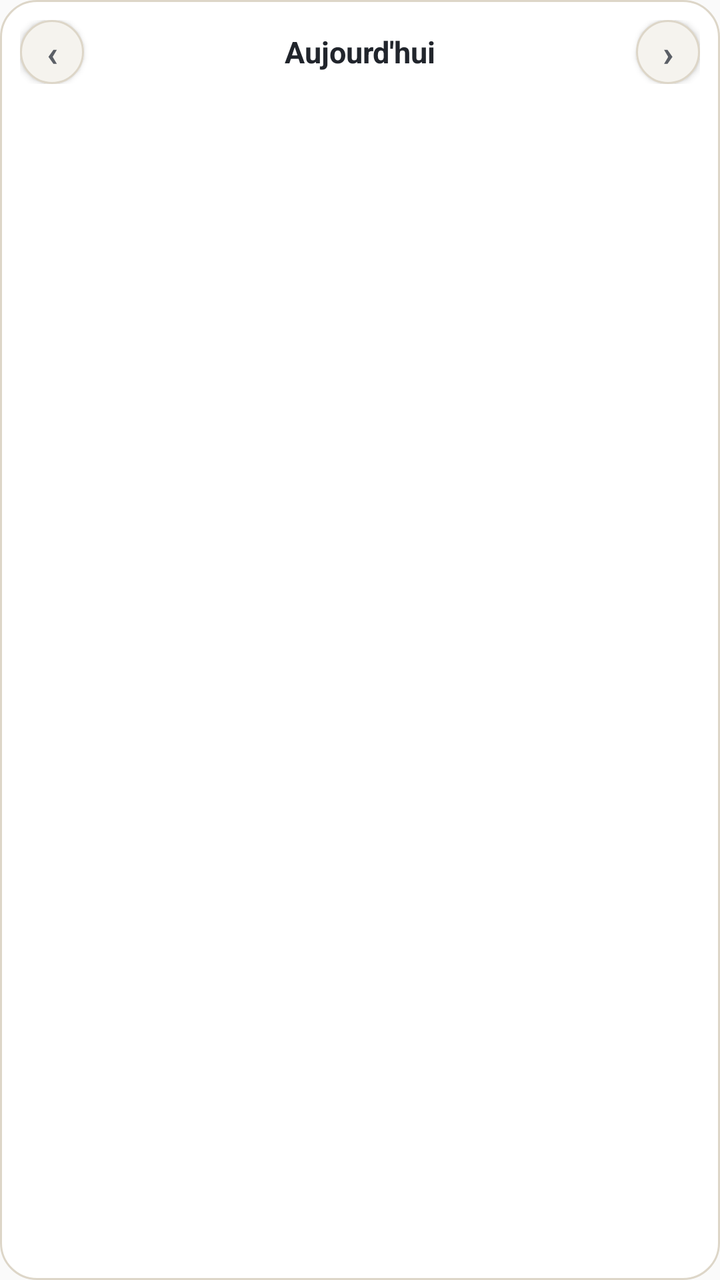
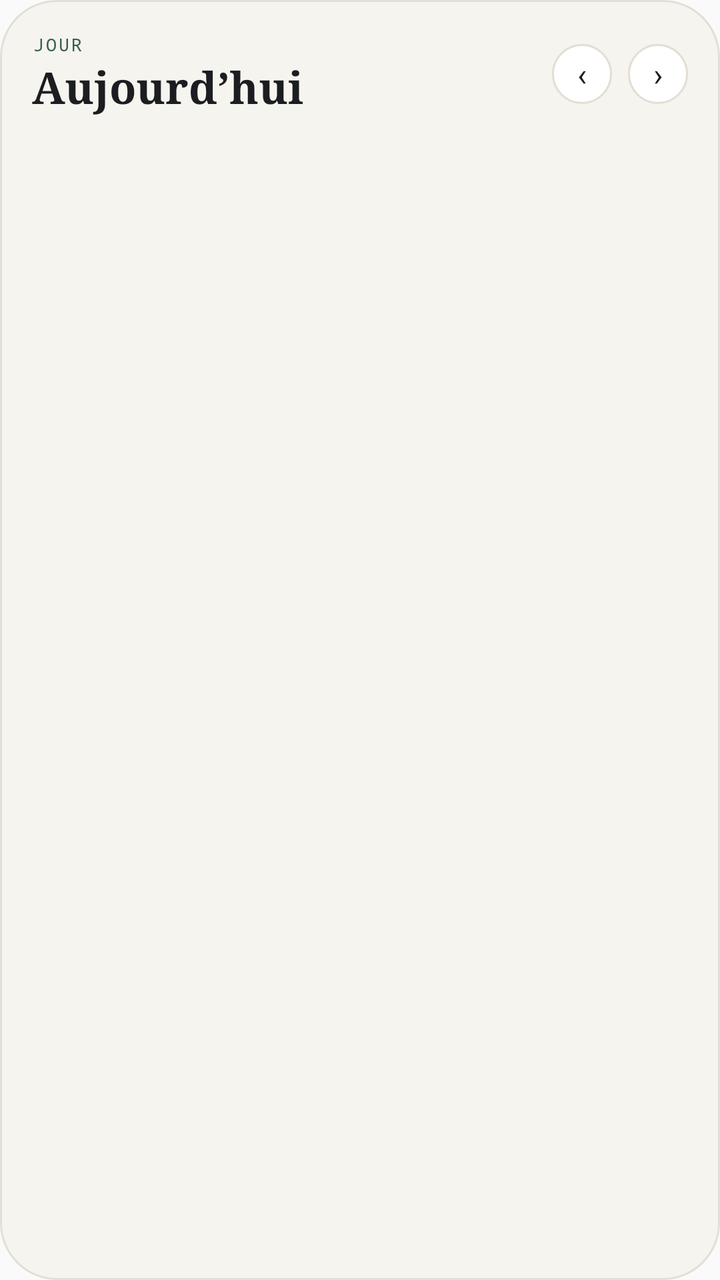

Before-and-after screenshots of an Android layout around one commit, followed by the original layout XML and the change that was made.
<!-- AndroidManifest.xml: application theme AppTheme -->
<!-- res/layout/agenda_widget.xml -->
<LinearLayout xmlns:android="http://schemas.android.com/apk/res/android" android:layout_width="match_parent" android:layout_height="match_parent" android:orientation="vertical" android:background="@drawable/widget_background" android:padding="10dp">
<LinearLayout android:layout_width="match_parent" android:layout_height="wrap_content" android:orientation="horizontal" android:gravity="center_vertical" android:layout_marginBottom="4dp">
<Button android:id="@+id/btn_prev" android:layout_width="32dp" android:layout_height="32dp" android:minWidth="0dp" android:minHeight="0dp" android:padding="0dp" android:text="‹" android:textSize="18sp" android:textColor="#5B5F66" android:textStyle="bold" android:background="@drawable/widget_nav_button"/>
<TextView android:id="@+id/tv_date" android:layout_width="0dp" android:layout_height="wrap_content" android:layout_weight="1" android:gravity="center" android:textColor="#21252C" android:textSize="15sp" android:textStyle="bold" android:singleLine="true" android:ellipsize="end" android:text="Aujourd'hui"/>
<Button android:id="@+id/btn_next" android:layout_width="32dp" android:layout_height="32dp" android:minWidth="0dp" android:minHeight="0dp" android:padding="0dp" android:text="›" android:textSize="18sp" android:textColor="#5B5F66" android:textStyle="bold" android:background="@drawable/widget_nav_button"/>
</LinearLayout>
<TextView android:id="@+id/tv_allday" android:layout_width="match_parent" android:layout_height="wrap_content" android:textColor="#5B5F66" android:textSize="10.5sp" android:singleLine="true" android:ellipsize="end" android:paddingBottom="4dp" android:visibility="gone"/>

<ImageView android:id="@+id/iv_timeline" android:layout_width="match_parent" android:layout_height="0dp" android:layout_weight="1" android:scaleType="fitXY" android:contentDescription="Planning du jour"/>
</LinearLayout>
<!-- resources referenced by this layout -->
<resources>
  <!-- drawable widget_background (drawable) -->
  <?xml version="1.0" encoding="utf-8"?>
  <shape xmlns:android="http://schemas.android.com/apk/res/android">
      <solid android:color="#FFFFFF" />
      <corners android:radius="18dp" />
      <stroke android:width="1dp" android:color="#DDD6C8" />
  </shape>
  <!-- drawable widget_nav_button (drawable) -->
  <?xml version="1.0" encoding="utf-8"?>
  <shape xmlns:android="http://schemas.android.com/apk/res/android" android:shape="oval">
      <solid android:color="#F5F3EE" />
      <stroke android:width="1dp" android:color="#DDD6C8" />
  </shape>
  <style name="AppTheme" parent="Theme.AppCompat.Light.DarkActionBar">
          
          <item name="colorPrimary">@color/colorPrimary</item>
          <item name="colorPrimaryDark">@color/colorPrimaryDark</item>
          <item name="colorAccent">@color/colorAccent</item>
      </style>
</resources>

<!-- the commit's change to res/layout/agenda_widget.xml (unified diff, before → after) -->
@@ -1,10 +1,81 @@
-<LinearLayout xmlns:android="http://schemas.android.com/apk/res/android" android:layout_width="match_parent" android:layout_height="match_parent" android:orientation="vertical" android:background="@drawable/widget_background" android:padding="10dp">
-<LinearLayout android:layout_width="match_parent" android:layout_height="wrap_content" android:orientation="horizontal" android:gravity="center_vertical" android:layout_marginBottom="4dp">
-<Button android:id="@+id/btn_prev" android:layout_width="32dp" android:layout_height="32dp" android:minWidth="0dp" android:minHeight="0dp" android:padding="0dp" android:text="‹" android:textSize="18sp" android:textColor="#5B5F66" android:textStyle="bold" android:background="@drawable/widget_nav_button"/>
-<TextView android:id="@+id/tv_date" android:layout_width="0dp" android:layout_height="wrap_content" android:layout_weight="1" android:gravity="center" android:textColor="#21252C" android:textSize="15sp" android:textStyle="bold" android:singleLine="true" android:ellipsize="end" android:text="Aujourd'hui"/>
-<Button android:id="@+id/btn_next" android:layout_width="32dp" android:layout_height="32dp" android:minWidth="0dp" android:minHeight="0dp" android:padding="0dp" android:text="›" android:textSize="18sp" android:textColor="#5B5F66" android:textStyle="bold" android:background="@drawable/widget_nav_button"/>
+<?xml version="1.0" encoding="utf-8"?>
+<LinearLayout
+    android:layout_width="match_parent"
+    android:layout_height="match_parent"
+    android:orientation="vertical"
+    android:background="@drawable/widget_bg"
+    android:padding="16dp"
+    xmlns:android="http://schemas.android.com/apk/res/android">
+    <LinearLayout
+        android:layout_width="match_parent"
+        android:layout_height="wrap_content"
+        android:orientation="horizontal"
+        android:gravity="center_vertical">
+        <LinearLayout
+            android:layout_width="0dp"
+            android:layout_height="wrap_content"
+            android:orientation="vertical"
+            android:layout_weight="1">
+            <TextView
+                android:layout_width="wrap_content"
+                android:layout_height="wrap_content"
+                android:letterSpacing="0.12"
+                android:id="@+id/tv_label"
+                android:text="JOUR"
+                android:textColor="#3B5F51"
+                android:textSize="9sp"
+                android:fontFamily="monospace" />
+            <TextView
+                android:layout_width="match_parent"
+                android:layout_height="wrap_content"
+                android:id="@+id/tv_date"
+                android:maxLines="1"
+                android:ellipsize="end"
+                android:text="Aujourd’hui"
+                android:textColor="#1C1D21"
+                android:textSize="22sp"
+                android:fontFamily="serif"
+                android:textStyle="bold" />
+        </LinearLayout>
+        <TextView
+            android:layout_width="30dp"
+            android:layout_height="30dp"
+            android:id="@+id/btn_prev"
+            android:layout_marginStart="0dp"
+            android:background="@drawable/widget_btn_bg"
+            android:gravity="center"
+            android:text="‹"
+            android:textColor="#1C1D21"
+            android:textSize="16sp" />
+        <TextView
+            android:layout_width="30dp"
+            android:layout_height="30dp"
+            android:id="@+id/btn_next"
+            android:layout_marginStart="8dp"
+            android:background="@drawable/widget_btn_bg"
+            android:gravity="center"
+            android:text="›"
+            android:textColor="#1C1D21"
+            android:textSize="16sp" />
+    </LinearLayout>
+    <TextView
+        android:layout_width="match_parent"
+        android:layout_height="wrap_content"
+        android:id="@+id/tv_allday"
+        android:layout_marginTop="8dp"
+        android:maxLines="1"
+        android:ellipsize="end"
+        android:visibility="gone"
+        android:text=""
+        android:textColor="#5B5F66"
+        android:textSize="10.5sp"
+        android:fontFamily="monospace" />
+    <ImageView
+        android:id="@+id/iv_timeline"
+        android:layout_width="match_parent"
+        android:layout_height="0dp"
+        android:layout_weight="1"
+        android:layout_marginTop="8dp"
+        android:scaleType="fitXY"
+        android:contentDescription="Planning du jour" />
 </LinearLayout>
-<TextView android:id="@+id/tv_allday" android:layout_width="match_parent" android:layout_height="wrap_content" android:textColor="#5B5F66" android:textSize="10.5sp" android:singleLine="true" android:ellipsize="end" android:paddingBottom="4dp" android:visibility="gone"/>
-
-<ImageView android:id="@+id/iv_timeline" android:layout_width="match_parent" android:layout_height="0dp" android:layout_weight="1" android:scaleType="fitXY" android:contentDescription="Planning du jour"/>
-</LinearLayout>
<!-- resource entries referenced after the edit -->
@@ -1,17 +1,17 @@
 <!-- resources referenced by this layout -->
 <resources>
-  <!-- drawable widget_background (drawable) -->
+  <!-- drawable widget_bg (drawable) -->
   <?xml version="1.0" encoding="utf-8"?>
-  <shape xmlns:android="http://schemas.android.com/apk/res/android">
-      <solid android:color="#FFFFFF" />
-      <corners android:radius="18dp" />
-      <stroke android:width="1dp" android:color="#DDD6C8" />
+  <shape xmlns:android="http://schemas.android.com/apk/res/android" android:shape="rectangle">
+      <solid android:color="#F5F4EF" />
+      <corners android:radius="28dp" />
+      <stroke android:width="1dp" android:color="#E3DFD4" />
   </shape>
-  <!-- drawable widget_nav_button (drawable) -->
+  <!-- drawable widget_btn_bg (drawable) -->
   <?xml version="1.0" encoding="utf-8"?>
   <shape xmlns:android="http://schemas.android.com/apk/res/android" android:shape="oval">
-      <solid android:color="#F5F3EE" />
-      <stroke android:width="1dp" android:color="#DDD6C8" />
+      <solid android:color="#FFFFFF" />
+      <stroke android:width="1dp" android:color="#E3DFD4" />
   </shape>
   <style name="AppTheme" parent="Theme.AppCompat.Light.DarkActionBar">
           
